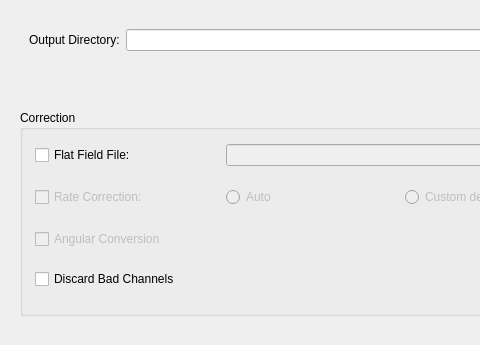
slsdetectorgroup/slsDetectorPackage, file slsDetectorGui/forms/form_tab_dataoutput.ui: the form before one commit; both pictures show x 0 to 480 and y 0 to 345 of the 775 by 345 pixel window.
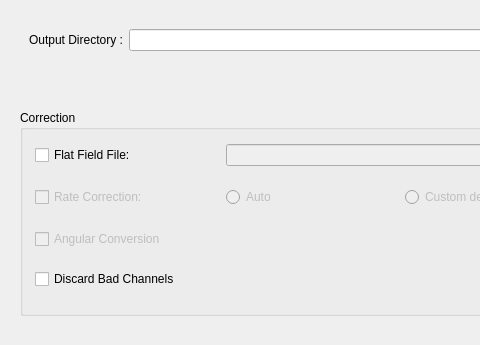
The form after the commit. Icons and pictures are not drawn.

Patch:
```diff
--- a/slsDetectorGui/forms/form_tab_dataoutput.ui
+++ b/slsDetectorGui/forms/form_tab_dataoutput.ui
@@ -300,8 +300,14 @@
      </property>
      <item>
       <widget class="QLabel" name="label">
+       <property name="sizePolicy">
+        <sizepolicy hsizetype="Fixed" vsizetype="Preferred">
+         <horstretch>0</horstretch>
+         <verstretch>0</verstretch>
+        </sizepolicy>
+       </property>
        <property name="text">
-        <string>Output Directory:</string>
+        <string>Output Directory :</string>
        </property>
       </widget>
      </item>
```
